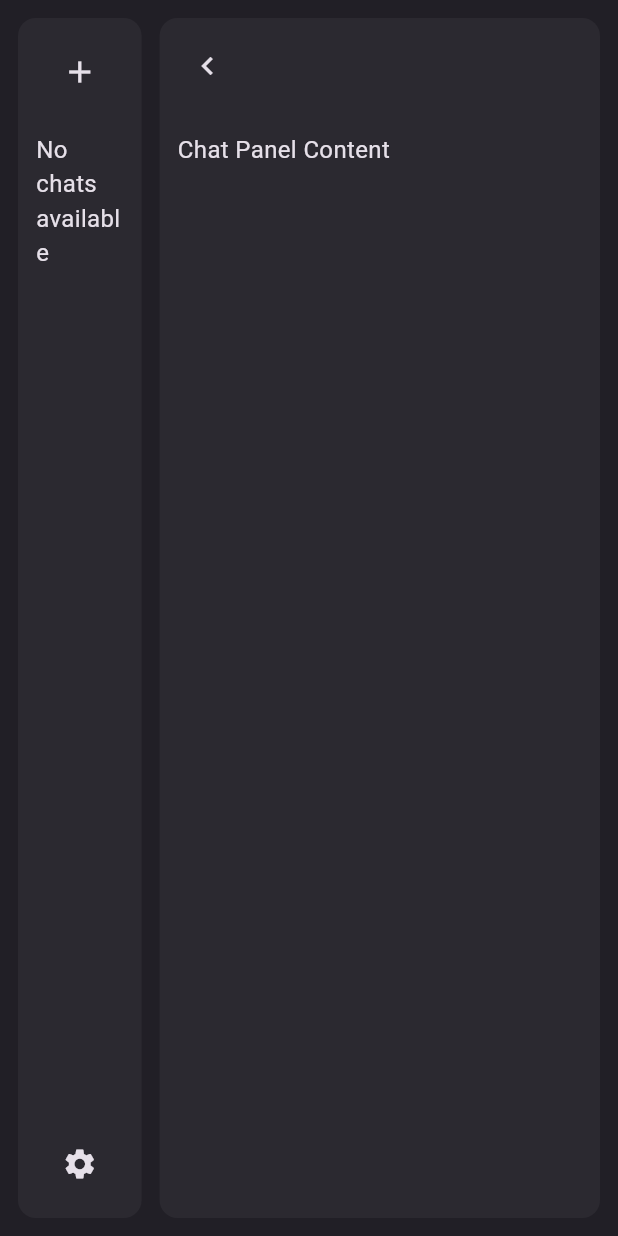
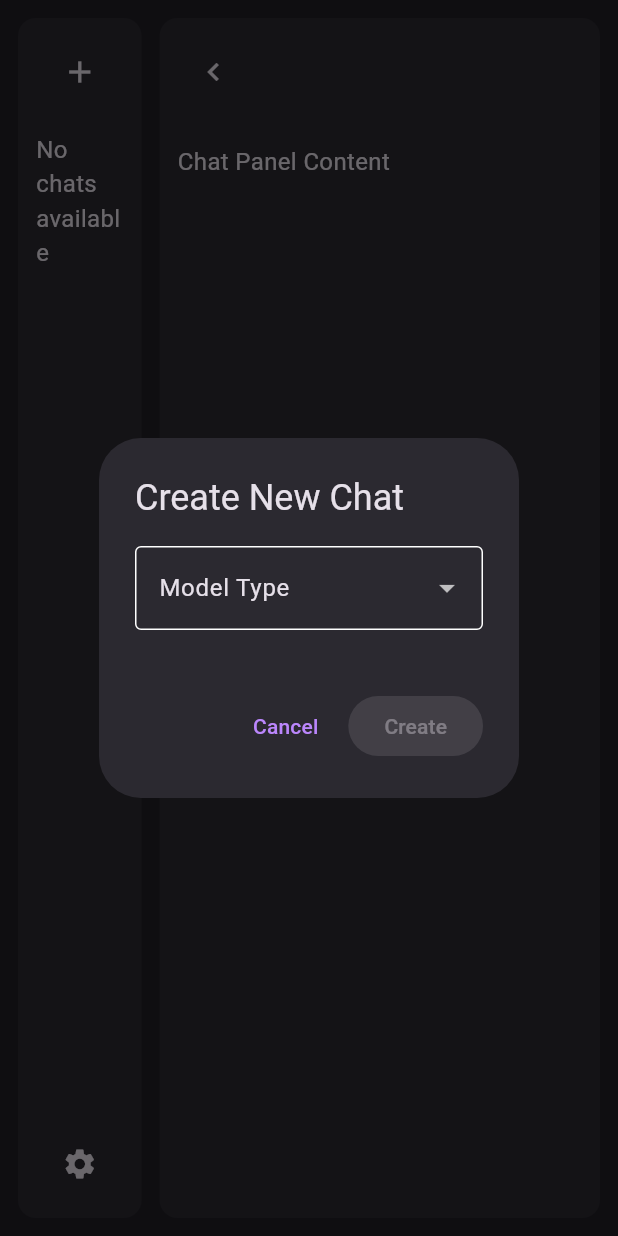
Before and after one commit to thenry42/Promptly, a Flutter app: the screen it shows after launch, after a tap on the "add" icon, on a phone screen of 412 x 824 dp. Run offline on Flutter 3.47's test engine with Material 3 defaults, Android fonts, the phone set to English and light mode, and no system bars; our stand-ins replace flutter_dotenv; missing offline and left inert: anthropic_sdk_dart, dart:ffi, dart_openai, encrypt, ollama_dart, pointycastle and 1 more; statements that could not run were skipped.

Commit message:
add new chat works

```diff
--- a/promptly_app/lib/srcs/widgets/ChatPanel.dart
+++ b/promptly_app/lib/srcs/widgets/ChatPanel.dart
@@ -24,7 +24,7 @@ class ChatPanel extends StatelessWidget {
           children: [
             // Toggle button at the top
             Padding(
-              padding: const EdgeInsets.all(8.0),
+              padding: const EdgeInsets.all(12.0),
               child: IconButton(
                 onPressed: onTogglePanel,
                 icon: Icon(
--- a/promptly_app/lib/srcs/widgets/LeftPanel.dart
+++ b/promptly_app/lib/srcs/widgets/LeftPanel.dart
@@ -1,15 +1,12 @@
 import 'package:flutter/material.dart';
 import 'package:promptly_app/srcs/backend/Singleton.dart';
 import 'package:promptly_app/srcs/backend/Chat.dart';
+import 'package:promptly_app/srcs/widgets/NewChatDialog.dart';
 
 class LeftPanel extends StatefulWidget {
-  final VoidCallback onNewChat;
-  final VoidCallback onSettings;
 
   const LeftPanel({
     super.key,
-    required this.onNewChat,
-    required this.onSettings,
   });
 
   @override
@@ -28,6 +25,15 @@ class _LeftPanelState extends State<LeftPanel> {
     debugPrint("Switched to chat: ${chat.modelName}");
   }
 
+  void _showNewChatDialog() {
+    showDialog(
+      context: context,
+      builder: (BuildContext context) => NewChatDialog(
+        onChatCreated: () => setState(() {}),
+      ),
+    );
+  }
+
   @override
   Widget build(BuildContext context) {
     return SafeArea(
@@ -43,7 +49,7 @@ class _LeftPanelState extends State<LeftPanel> {
             Padding(
               padding: const EdgeInsets.all(12.0),
               child: IconButton(
-                onPressed: widget.onNewChat,
+                onPressed: _showNewChatDialog,
                 icon: const Icon(Icons.add),
                 tooltip: 'New Chat',
                 constraints: const BoxConstraints(
@@ -71,7 +77,7 @@ class _LeftPanelState extends State<LeftPanel> {
             Padding(
               padding: const EdgeInsets.all(12.0),
               child: IconButton(
-                onPressed: widget.onSettings,
+                onPressed: () => debugPrint('Settings button pressed'),
                 icon: const Icon(Icons.settings),
                 tooltip: 'Settings',
                 constraints: const BoxConstraints(
--- a/promptly_app/lib/srcs/widgets/MainWindow.dart
+++ b/promptly_app/lib/srcs/widgets/MainWindow.dart
@@ -1,6 +1,7 @@
 import 'package:flutter/material.dart';
 import 'ChatPanel.dart';
 import 'LeftPanel.dart';
+import 'NewChatDialog.dart';
 
 class MainWindow extends StatefulWidget {
   const MainWindow({super.key});
@@ -33,16 +34,7 @@ class _MainWindowState extends State<MainWindow> {
               AnimatedContainer(
                 duration: const Duration(milliseconds: 200),
                 width: _isLeftPanelVisible ? MediaQuery.of(context).size.width * 0.2 : 0,
-                child: _isLeftPanelVisible
-                    ? LeftPanel(
-                        onNewChat: () {
-                          // Handle new chat
-                        },
-                        onSettings: () {
-                          // Handle settings
-                        },
-                      )
-                    : null,
+                child: _isLeftPanelVisible ? const LeftPanel() : null,
               ),
               if (_isLeftPanelVisible == true) const SizedBox(width: 12),
               Expanded(
--- /dev/null
+++ b/promptly_app/lib/srcs/widgets/NewChatDialog.dart
@@ -0,0 +1,122 @@
+import 'dart:ffi';
+
+import 'package:flutter/material.dart';
+import 'package:promptly_app/srcs/backend/Singleton.dart';
+import 'package:promptly_app/srcs/backend/Chat.dart';
+
+class NewChatDialog extends StatefulWidget {
+  final VoidCallback onChatCreated;
+
+  const NewChatDialog({super.key, required this.onChatCreated});
+
+  @override
+  State<NewChatDialog> createState() => _NewChatDialogState();
+}
+
+class _NewChatDialogState extends State<NewChatDialog> {
+  String? selectedModelType;
+  String? selectedModel;
+
+  @override
+  Widget build(BuildContext context) {
+    final metadata = Singleton();
+
+    return AlertDialog(
+      title: const Text('Create New Chat'),
+      content: Column(
+        mainAxisSize: MainAxisSize.min,
+        crossAxisAlignment: CrossAxisAlignment.start,
+        children: [
+          // Model Type Selection
+          DropdownButtonFormField<String>(
+            value: selectedModelType,
+            decoration: const InputDecoration(
+              labelText: 'Model Type',
+              border: OutlineInputBorder(),
+            ),
+            items: const [
+              DropdownMenuItem(value: 'Anthropic', child: Text('Anthropic')),
+              DropdownMenuItem(value: 'Ollama', child: Text('Ollama')),
+              DropdownMenuItem(value: 'OpenAI', child: Text('OpenAI')),
+            ],
+            onChanged: (value) {
+              setState(() {
+                selectedModelType = value;
+                selectedModel = null; // Reset model selection when type changes
+              });
+            },
+          ),
+          const SizedBox(height: 16),
+          // Model Selection
+          if (selectedModelType != null)
+            DropdownButtonFormField<String>(
+              value: selectedModel,
+              decoration: const InputDecoration(
+                labelText: 'Model',
+                border: OutlineInputBorder(),
+              ),
+              items: _getModelItems(selectedModelType!, metadata),
+              onChanged: (value) {
+                setState(() {
+                  selectedModel = value;
+                });
+              },
+            ),
+        ],
+      ),
+      actions: [
+        TextButton(
+          onPressed: () => Navigator.of(context).pop(),
+          child: const Text('Cancel'),
+        ),
+        FilledButton(
+          onPressed: selectedModel != null
+              ? () {
+                  final metadata = Singleton();
+                  final newChatId = metadata.chatList.isEmpty ? 0 : metadata.chatList.last.id + 1;
+
+                  final newChat = Chat(
+                    id: newChatId,
+                    modelName: selectedModel!,
+                    type: selectedModelType!,
+                  );
+
+                  metadata.chatList.add(newChat);
+                  widget.onChatCreated();
+                  Navigator.of(context).pop();
+                }
+              : null,
+          child: const Text('Create'),
+        ),
+      ],
+    );
+  }
+
+  List<DropdownMenuItem<String>> _getModelItems(String type, Singleton metadata) {
+    switch (type) {
+      case 'Anthropic':
+        return metadata.anthropic_models
+            .map((model) => DropdownMenuItem(
+                  value: model.value.toString(),
+                  child: Text(model.value.toString()),
+                ))
+            .toList();
+      case 'Ollama':
+        return metadata.ollama_models
+            .map((model) => DropdownMenuItem(
+                  value: model.model!,
+                  child: Text(model.model!),
+                ))
+            .toList();
+      case 'OpenAI':
+        return metadata.openai_models
+            .map((model) => DropdownMenuItem(
+                  value: model.id,
+                  child: Text(model.id),
+                ))
+            .toList();
+      default:
+        return [];
+    }
+  }
+}
```
